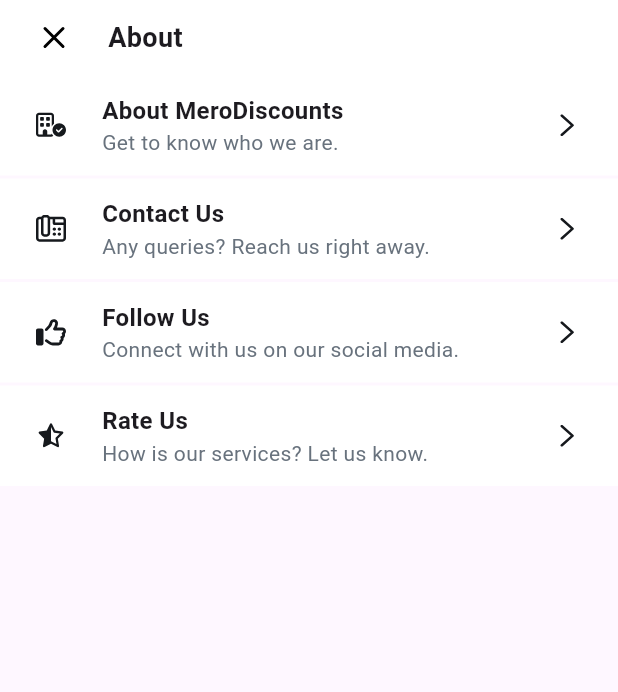
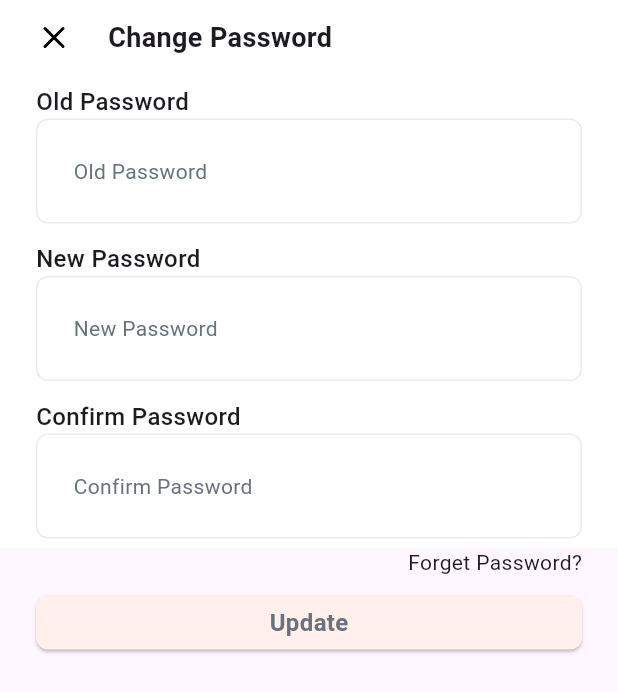
Before and after one commit to alekh09/merodiscountsv2, a Flutter app: the screen it shows after launch, on a phone screen of 412 x 824 dp. Shown: the top 692 px of the screen. Run offline on Flutter 3.47's test engine with Material 3 defaults, Android fonts, the phone set to English and light mode, and no system bars; our stand-ins replace cached_network_image, flutter_svg; Roboto replaces fonts that are missing (SFPro).

Commit message:
completed change password

```diff
--- a/lib/main.dart
+++ b/lib/main.dart
@@ -1,5 +1,6 @@
 import 'package:flutter/material.dart';
 import 'package:mero_discountsv2/screens/about_us/about_us.dart';
+import 'package:mero_discountsv2/screens/change_password/change_password.dart';
 import 'package:mero_discountsv2/screens/home_page.dart';
 import 'package:mero_discountsv2/screens/more.dart';
 import 'package:mero_discountsv2/screens/policies_sub_page/policies_page.dart';
@@ -22,7 +23,7 @@
   @override
   Widget build(BuildContext context) {
     return const  MaterialApp(
-      home: SubAboutPage(),
+      home: ChangePassword(),
     );
   }
 }
--- /dev/null
+++ b/lib/screens/change_password/change_password.dart
@@ -0,0 +1,181 @@
+import 'package:flutter/material.dart';
+import 'package:flutter_svg/svg.dart';
+import 'package:mero_discountsv2/core/constants/color_constants.dart';
+import 'package:mero_discountsv2/core/utils/asset_provider.dart';
+import 'package:mero_discountsv2/core/utils/util.dart';
+import 'package:mero_discountsv2/features/widgets/responsive_text.dart';
+
+class ChangePassword extends StatelessWidget {
+  const ChangePassword({super.key});
+
+  @override
+  Widget build(BuildContext context) {
+    return Scaffold(
+      // backgroundColor: Color(0xffF5F5F5),
+      body: SingleChildScrollView(
+        child: SafeArea(
+          child: Column(
+            children: <Widget>[
+              Container(
+                padding: EdgeInsets.symmetric(horizontal: kHorizontalMargin, vertical: kVerticalMargin),
+                color: Colors.white,
+                child: Row(
+                  children: [
+                    SvgPicture.asset(
+                      Assets.svgImages.cross
+                    ),
+                    SizedBox(width: kHorizontalMargin,),
+                    ResponsiveText(
+                      "Change Password",
+                      fontSize: 18,
+                      fontWeight: FontWeight.w700,
+                          )
+                        ],
+                      ),
+                    ),
+
+                    Container(
+                      padding: EdgeInsets.symmetric(horizontal: kHorizontalMargin, vertical: kVerticalMargin/2),
+                      // height: 100,
+                      width: double.infinity,
+                      decoration: BoxDecoration(color: Colors.white),
+                      child: Column(
+                        // mainAxisAlignment: MainAxisAlignment.start,
+                        crossAxisAlignment: CrossAxisAlignment.start,
+                        children: <Widget>[
+                          ResponsiveText(
+                            "Old Password",
+                            fontSize: 16,
+                            fontWeight: FontWeight.w500,
+                            ),
+                            Container(
+                      padding: EdgeInsets.all(kHorizontalMargin),
+                      decoration: BoxDecoration(
+                        borderRadius: BorderRadius.circular(8),
+                        border: Border.all(color: Color(0xffEAEBF0)),
+                        color: Color(0xffFFFFFF),
+                      ),
+                      child: Row(
+                        children: [
+                          ResponsiveText('Old Password',
+                          fontSize: 14,
+                          fontWeight: FontWeight.w400,
+                          textColor: Color(kBaseLight),
+                          ),
+                        ],
+                      ),
+                    ),
+                  ],
+                )
+              ),
+              Container(
+                padding: EdgeInsets.symmetric(horizontal: kHorizontalMargin, vertical: kVerticalMargin/2),
+                // height: 100,
+                width: double.infinity,
+                decoration: BoxDecoration(color: Colors.white),
+                      child: Column(
+                        // mainAxisAlignment: MainAxisAlignment.start,
+                        crossAxisAlignment: CrossAxisAlignment.start,
+                        children: <Widget>[
+                          ResponsiveText(
+                            "New Password",
+                            fontSize: 16,
+                            fontWeight: FontWeight.w500,
+                            ),
+                            Container(
+                      padding: EdgeInsets.all(kHorizontalMargin),
+                      decoration: BoxDecoration(
+                        borderRadius: BorderRadius.circular(8),
+                        border: Border.all(color: Color(0xffEAEBF0)),
+                        color: Color(0xffFFFFFF),
+                      ),
+                      child: Row(
+                        children: [
+                          ResponsiveText('New Password',
+                          fontSize: 14,
+                          fontWeight: FontWeight.w400,
+                          textColor: Color(kBaseLight),
+                          ),
+                        ],
+                      ),
+                    ),
+
+                  ],
+                )
+              ),
+              Container(
+                padding: EdgeInsets.symmetric(horizontal: kHorizontalMargin, vertical: kVerticalMargin/2),
+                // height: 100,
+                width: double.infinity,
+                decoration: BoxDecoration(color: Colors.white),
+                child: Column(
+                        // mainAxisAlignment: MainAxisAlignment.start,
+                        crossAxisAlignment: CrossAxisAlignment.start,
+                        children: <Widget>[
+                          ResponsiveText(
+                            "Confirm Password",
+                            fontSize: 16,
+                            fontWeight: FontWeight.w500,
+                            ),
+                            Container(
+                      padding: EdgeInsets.all(kHorizontalMargin),
+                      decoration: BoxDecoration(
+                        borderRadius: BorderRadius.circular(8),
+                        border: Border.all(color: Color(0xffEAEBF0)),
+                        color: Color(0xffFFFFFF),
+                      ),
+                      child: Row(
+                        children: [
+                          ResponsiveText('Confirm Password',
+                          fontSize: 14,
+                          fontWeight: FontWeight.w400,
+                          textColor: Color(kBaseLight),
+                          ),
+                        ],
+                      ),
+                    ),
+
+                  ],
+                )
+              ),
+              Container(
+                padding: EdgeInsets.symmetric(horizontal: kHorizontalMargin),
+                child: Row(
+                  mainAxisAlignment: MainAxisAlignment.end,
+                  children: [
+                    ResponsiveText("Forget Password?"),
+                  ],
+                ),
+              ),
+              SizedBox(height: kVerticalMargin,),
+              Container(
+                padding: EdgeInsets.symmetric(horizontal: kHorizontalMargin),
+                height: height * 0.06,
+                width: double.infinity,
+                decoration: BoxDecoration(
+                  borderRadius: BorderRadius.all(Radius.circular(8)),
+                  // color: Colors.amber,
+                ),
+                child: ElevatedButton(
+                  onPressed: (){},
+                  style: ElevatedButton.styleFrom(
+                    foregroundColor: Colors.white, backgroundColor: const Color(0xffFFF0EB), // Text color
+                      shape: RoundedRectangleBorder(
+                      borderRadius: BorderRadius.circular(8.0),
+                    ),
+                  ),
+                  child:
+                  ResponsiveText("Update",
+                  fontSize: 16,
+                  fontWeight: FontWeight.w600,
+                  textColor: Color(kBaseLight),
+                  )),
+              )
+
+            ]
+          ),
+        ),
+      ),
+    );
+  }
+}
```
